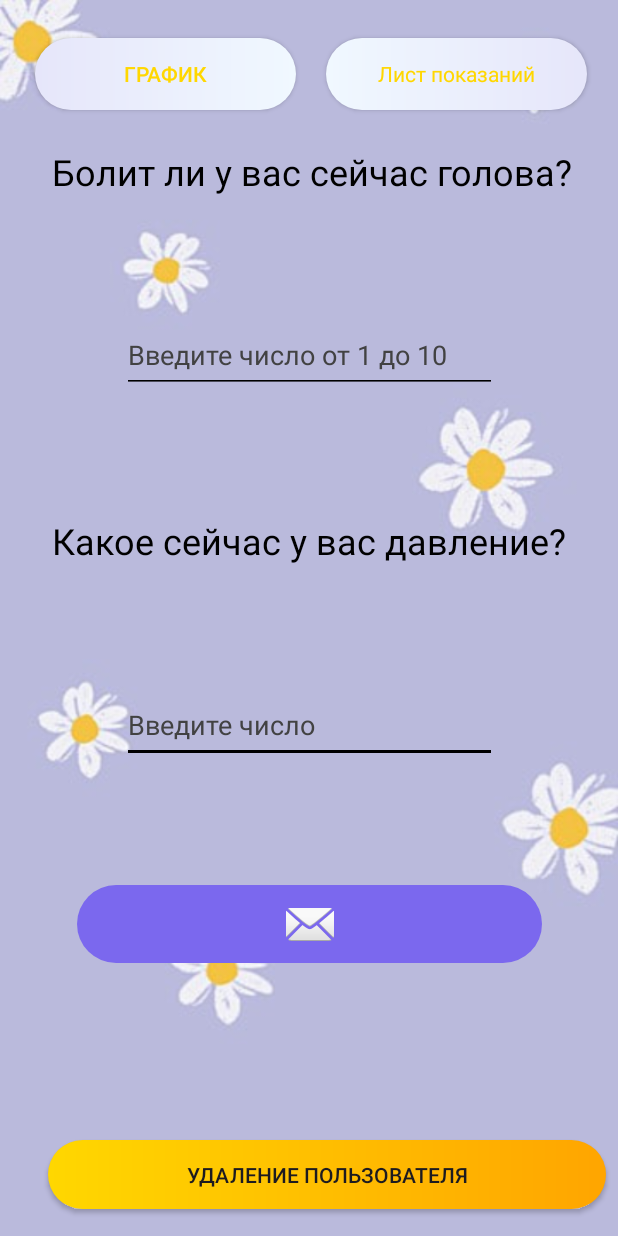
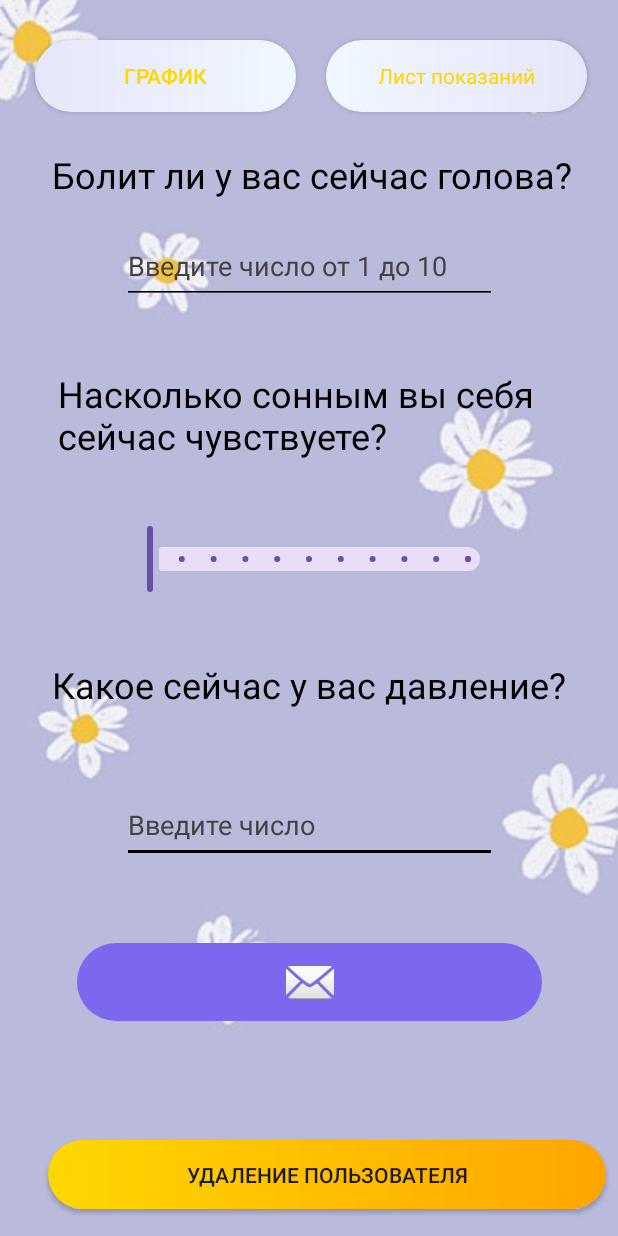
Before and after one commit to Viner108/Well-being, an Android app built with Jetpack Compose: the screen it shows after launch (MainActivity), after a tap on an icon or button, on a phone screen of 412 x 824 dp. Run offline under Robolectric (Android 15) with nearby library versions, the phone set to English and light mode, and no system bars; libraries missing offline, so code that uses them is left out: com.google.firebase.crashlytics.

Commit message:
drowsiness commit

```diff
--- a/app/build.gradle.kts
+++ b/app/build.gradle.kts
@@ -83,6 +83,7 @@ dependencies {
     implementation("com.google.code.gson:gson:2.8.5")
     implementation("com.squareup.retrofit2:retrofit:2.9.0")
     implementation("com.squareup.retrofit2:converter-gson:2.9.0")
+    implementation ("com.google.android.material:material:1.4.0")
 
 
 }
--- a/app/src/main/java/com/example/well_being/activity/MainActivity.kt
+++ b/app/src/main/java/com/example/well_being/activity/MainActivity.kt
@@ -15,6 +15,7 @@ import androidx.activity.ComponentActivity
 import com.example.well_being.R
 import com.example.well_being.entity.UserHealthDto
 import com.example.well_being.server.Server
+import com.google.android.material.slider.Slider
 import okhttp3.MediaType.Companion.toMediaTypeOrNull
 import okhttp3.OkHttpClient
 import okhttp3.Request
@@ -32,6 +33,7 @@ class MainActivity : ComponentActivity() {
     private lateinit var headAcheEditTextNumber: EditText
     private lateinit var pressureEditTextNumber: EditText
     private lateinit var graphButton: Button
+    private lateinit var sliderDrowsiness : Slider
     private val server: Server = Server(this)
 
     @SuppressLint("MissingInflatedId")
@@ -44,6 +46,7 @@ class MainActivity : ComponentActivity() {
         pressureEditTextNumber = findViewById(R.id.pressureEditTextNumber)
         headAcheEditTextNumber = findViewById(R.id.headAcheEditTextNumber)
         graphButton=findViewById(R.id.graphButton)
+        sliderDrowsiness=findViewById(R.id.sliderDrowsiness)
         graphButton.setOnClickListener{
             val intent: Intent = Intent(this, GetDateActivity::class.java)
             startActivity(intent)
@@ -51,7 +54,7 @@ class MainActivity : ComponentActivity() {
     }
 
     fun sendData(view: View) {
-        server.postRequestForMainActivity(pressureEditTextNumber,headAcheEditTextNumber)
+        server.postRequestForMainActivity(pressureEditTextNumber,headAcheEditTextNumber,sliderDrowsiness)
     }
     fun deleteByUserId(view: View) {
         server.deleteRequestForMainActivity()
--- a/app/src/main/java/com/example/well_being/adapter/DTOAdapter.kt
+++ b/app/src/main/java/com/example/well_being/adapter/DTOAdapter.kt
@@ -1,5 +1,6 @@
 package com.example.well_being.adapter
 
+import android.annotation.SuppressLint
 import android.app.Activity
 import android.content.Context
 import android.view.LayoutInflater
@@ -52,6 +53,7 @@ class DTOAdapter(context: Context) : BaseAdapter() {
         return position.toLong()
     }
 
+    @SuppressLint("MissingInflatedId")
     override fun getView(position: Int, convertView: View?, parent: ViewGroup?): View {
         val vi: View = if (convertView == null) {
             inflater!!.inflate(R.layout.health_data_item, null)
@@ -60,6 +62,7 @@ class DTOAdapter(context: Context) : BaseAdapter() {
         }
         val pressureText = vi.findViewById<View>(R.id.pressureTextView) as TextView
         val headAcheText = vi.findViewById<View>(R.id.headAcheTextView) as TextView
+        val drowsiness = vi.findViewById<View>(R.id.drowsinessTextView) as TextView
         val deteleButton = vi.findViewById<View>(R.id.deleteButton) as Button
         val updateButton = vi.findViewById<View>(R.id.updateButton) as Button
         deteleButton.setOnClickListener {
@@ -93,6 +96,7 @@ class DTOAdapter(context: Context) : BaseAdapter() {
             alertDialogBuilder.setView(dialogView)
             val pressureUpdate = dialogView.findViewById(R.id.pressureUpdateEditText) as EditText
             val headAcheUpdate = dialogView.findViewById(R.id.headAcheUpdateEditText) as EditText
+            val drowsiness = dialogView.findViewById(R.id.drowsinessEditText) as EditText
             alertDialogBuilder
                 .setCancelable(false)
                 .setPositiveButton(
@@ -108,6 +112,7 @@ class DTOAdapter(context: Context) : BaseAdapter() {
                             jo.put("pressure", pressureUpdate.text.toString())
                             jo.put("headAche", headAcheUpdate.text.toString())
                             jo.put("date", list!![position].date)
+                            jo.put("drowsiness", drowsiness.text.toString())
                             var body = RequestBody.create(
                                 mediaType,
                                 jo.toString()
@@ -138,6 +143,7 @@ class DTOAdapter(context: Context) : BaseAdapter() {
             val alertDialog = alertDialogBuilder.create()
             alertDialog.show()
         }
+        drowsiness.setText(list!![position].drowsiness)
         pressureText.setText(list!![position].pressure)
         headAcheText.setText(list!![position].headAche)
         return vi;
--- a/app/src/main/java/com/example/well_being/entity/UserHealthDto.kt
+++ b/app/src/main/java/com/example/well_being/entity/UserHealthDto.kt
@@ -1,4 +1,4 @@
 package com.example.well_being.entity
 
-class UserHealthDto(var id:Long,var userId:Int, var pressure :String, var headAche :String,var date:String) {
+class UserHealthDto(var id:Long,var userId:Int, var pressure :String, var headAche :String,var date:String,var drowsiness: String) {
 }
--- a/app/src/main/java/com/example/well_being/server/Server.kt
+++ b/app/src/main/java/com/example/well_being/server/Server.kt
@@ -8,6 +8,7 @@ import android.widget.Toast
 import com.example.well_being.activity.userId
 import com.example.well_being.adapter.DTOAdapter
 import com.example.well_being.entity.UserHealthDto
+import com.google.android.material.slider.Slider
 import com.google.firebase.crashlytics.buildtools.reloc.com.google.common.reflect.TypeToken
 import com.google.gson.Gson
 import okhttp3.HttpUrl
@@ -61,7 +62,6 @@ class Server(context: Context) {
                     val list: ArrayList<UserHealthDto> = Gson().fromJson(body, listType)
                     adapter.list = list
                     adapter.notifyDataSetChanged()
-
                 })
             } catch (e: IOException) {
                 e.printStackTrace()
@@ -70,7 +70,7 @@ class Server(context: Context) {
         thread.start()
     }
 
-    fun postRequestForMainActivity(pressureEditTextNumber: EditText,headAcheEditTextNumber: EditText) {
+    fun postRequestForMainActivity(pressureEditTextNumber: EditText,headAcheEditTextNumber: EditText,sliderDrowsiness:Slider) {
         val client =client()
         val thread = Thread(Runnable {
             try {
@@ -85,6 +85,7 @@ class Server(context: Context) {
                 jo.put("pressure",pressureEditTextNumber.text.toString())
                 jo.put("headAche",headAcheEditTextNumber.text.toString())
                 jo.put("date",dateText)
+                jo.put("drowsiness",sliderDrowsiness.value.toString())
                 var body = RequestBody.create(
                     mediaType,
                     jo.toString()
--- a/app/src/main/res/layout/activity_main.xml
+++ b/app/src/main/res/layout/activity_main.xml
@@ -6,7 +6,6 @@
     android:layout_height="match_parent"
     android:background="@drawable/background"
     tools:context=".activity.MainActivity">
-
 
 
     <LinearLayout
@@ -45,20 +44,21 @@
     <TextView
         android:id="@+id/pressureTextView"
         android:layout_width="wrap_content"
-        android:layout_height="wrap_content"
+        android:layout_height="32dp"
+        android:layout_marginBottom="10dp"
         android:text="Какое сейчас у вас давление?"
         android:textAppearance="@style/TextAppearance.AppCompat.Headline"
         android:textColor="@color/black"
         app:layout_constraintBottom_toTopOf="@+id/pressureEditTextNumber"
         app:layout_constraintEnd_toEndOf="parent"
         app:layout_constraintStart_toStartOf="parent"
-        app:layout_constraintTop_toBottomOf="@+id/headAcheEditTextNumber" />
+        app:layout_constraintTop_toBottomOf="@+id/sliderDrowsiness" />
 
     <TextView
         android:id="@+id/headAcheTextView"
         android:layout_width="wrap_content"
         android:layout_height="wrap_content"
-        android:layout_marginTop="16dp"
+        android:layout_marginTop="100dp"
         android:text="Болит ли у вас сейчас голова?"
         android:textAppearance="@style/TextAppearance.AppCompat.Headline"
         android:textColor="@color/black"
@@ -72,6 +72,7 @@
         android:id="@+id/pressureEditTextNumber"
         android:layout_width="250dp"
         android:layout_height="50dp"
+        android:layout_marginBottom="10dp"
         android:backgroundTint="@color/black"
         android:ems="10"
         android:hint="Введите число"
@@ -101,13 +102,14 @@
         android:id="@+id/headAcheEditTextNumber"
         android:layout_width="250dp"
         android:layout_height="50dp"
+        android:layout_marginTop="20dp"
         android:backgroundTint="@color/black"
         android:ems="10"
         android:hint="Введите число от 1 до 10"
         android:inputType="date"
         android:textColor="@color/black"
         android:textColorHint="@color/cardview_dark_background"
-        app:layout_constraintBottom_toTopOf="@+id/pressureTextView"
+        app:layout_constraintBottom_toTopOf="@+id/textView4"
         app:layout_constraintEnd_toEndOf="parent"
         app:layout_constraintStart_toStartOf="parent"
         app:layout_constraintTop_toBottomOf="@+id/headAcheTextView" />
@@ -129,4 +131,36 @@
         app:layout_constraintStart_toStartOf="parent"
         app:layout_constraintTop_toBottomOf="@+id/sentImageButton"
         app:layout_constraintVertical_bias="1.0" />
+
+    <com.google.android.material.slider.Slider
+        android:id="@+id/sliderDrowsiness"
+        style="@style/Widget.AppCompat.SeekBar.Discrete"
+        android:layout_width="256dp"
+        android:layout_height="37dp"
+        android:max="10"
+        android:progress="3"
+        android:progressTint="@color/black"
+        android:secondaryProgressTint="@color/black"
+        android:stepSize="1"
+        android:thumbTint="@color/black"
+        android:tickMarkTint="@color/black"
+        android:valueFrom="0"
+        android:valueTo="10"
+        app:layout_constraintBottom_toTopOf="@+id/pressureTextView"
+        app:layout_constraintEnd_toEndOf="parent"
+        app:layout_constraintStart_toStartOf="parent"
+        app:layout_constraintTop_toBottomOf="@+id/textDrowsiness" />
+
+    <TextView
+        android:id="@+id/textDrowsiness"
+        android:layout_width="335dp"
+        android:layout_height="59dp"
+        android:text="Насколько сонным вы себя сейчас чувствуете?"
+        android:textAppearance="@style/TextAppearance.AppCompat.Headline"
+        android:textColor="@color/black"
+        app:layout_constraintBottom_toTopOf="@+id/sliderDrowsiness"
+        app:layout_constraintEnd_toEndOf="parent"
+        app:layout_constraintStart_toStartOf="parent"
+        app:layout_constraintTop_toBottomOf="@+id/headAcheEditTextNumber" />
+
 </androidx.constraintlayout.widget.ConstraintLayout>
```
Also changed, not shown: app/src/main/res/layout/activity_list_activiy.xml (+24 -9 lines), app/src/main/res/layout/dialog_about_update_data.xml (+13 -0 lines), app/src/main/res/layout/health_data_item.xml (+14 -5 lines).
